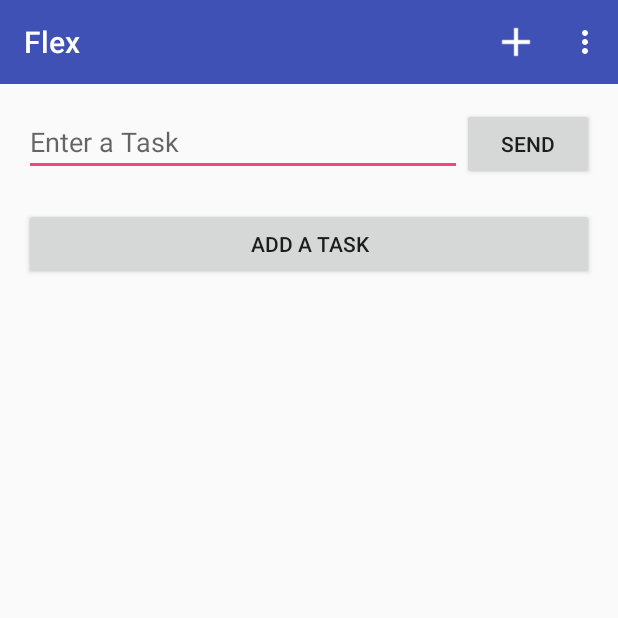
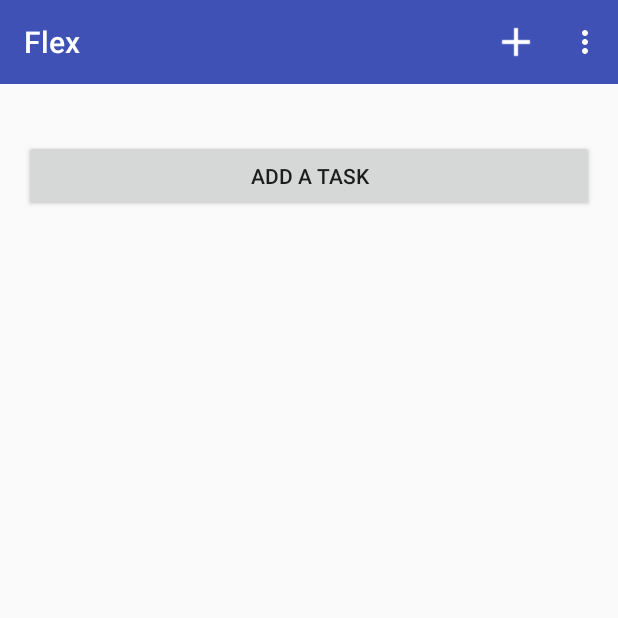
Before and after one commit to baxter-cs/baxter-app, an Android app: the screen it shows after launch (FlexActivity), on a phone screen of 412 x 824 dp, the top half of it. Run offline under Robolectric (Android 15) with nearby library versions, the phone set to English and light mode, and no system bars.

Commit message:
Migrate add task bar from Flex to AddTask

```diff
--- a/Flex/app/src/main/java/org/baxter_academy/flex/AddTaskActivity.java
+++ b/Flex/app/src/main/java/org/baxter_academy/flex/AddTaskActivity.java
@@ -7,6 +7,7 @@ import android.support.v7.widget.Toolbar;
 import android.view.Menu;
 import android.view.MenuInflater;
 import android.view.MenuItem;
+import android.view.View;
 
 /**
  * Created by wil on 1/12/16.
@@ -44,4 +45,8 @@ public class AddTaskActivity extends AppCompatActivity{
 
         return super.onOptionsItemSelected(item);
     }
+
+    public void createTask(View view){
+
+    }
 }
--- a/Flex/app/src/main/java/org/baxter_academy/flex/FlexActivity.java
+++ b/Flex/app/src/main/java/org/baxter_academy/flex/FlexActivity.java
@@ -61,8 +61,4 @@ public class FlexActivity extends AppCompatActivity {
         }
     }
 
-    public void action(){
-
-    }
-
 }
--- a/Flex/app/src/main/res/layout/flex_layout.xml
+++ b/Flex/app/src/main/res/layout/flex_layout.xml
@@ -20,32 +20,11 @@
         android:paddingTop="@dimen/activity_vertical_margin">
 
         <Button
-            android:layout_width="wrap_content"
-            android:layout_height="wrap_content"
-            android:layout_alignParentRight="true"
-            android:layout_alignParentEnd="true"
-            android:layout_alignParentTop="true"
-            android:text="@string/button_send_text"
-            android:onClick="action"
-            android:id="@+id/send_button"
-            />
-
-        <EditText
-            android:layout_width="fill_parent"
-            android:layout_height="wrap_content"
-            android:layout_toLeftOf="@id/send_button"
-            android:layout_toStartOf="@id/send_button"
-            android:hint="@string/hint_task_message"
-            android:id="@+id/enter_task_bar"
-            />
-
-        <Button
             android:layout_width="match_parent"
             android:layout_height="wrap_content"
-            android:text="@string/button_open_addTaskActivity"
+            android:text="@string/add_task"
             android:onClick="helloWorld"
             android:id="@+id/button2"
-            android:layout_below="@+id/enter_task_bar"
             android:layout_alignParentRight="true"
             android:layout_alignParentEnd="true"
             android:layout_marginTop="21dp" />
--- a/Flex/app/src/main/res/values/strings.xml
+++ b/Flex/app/src/main/res/values/strings.xml
@@ -9,7 +9,6 @@
     <string name="title_share">Share</string>
 
     <string name="hint_task_message">Enter a Task</string>
-    <string name="button_send_text">Send</string>
-    <string name="button_open_addTaskActivity">Add a Task</string>
+    <string name="button_submit_task">Submit</string>
     <string name="add_task">Add a Task</string>
 </resources>
```
Also changed, not shown: Flex/app/src/main/res/layout/addTask_layout.xml (+20 -0 lines).
